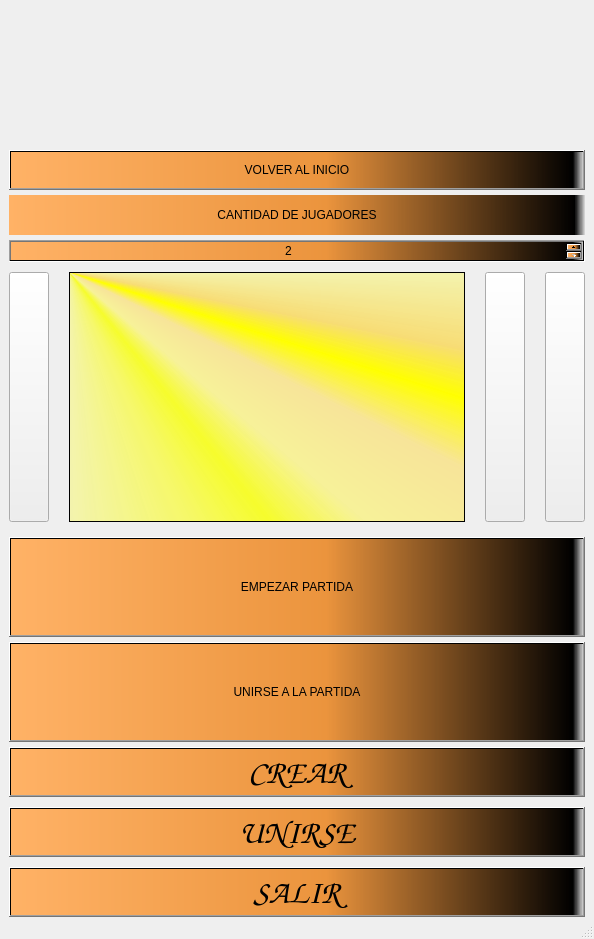
Qt form src/ventana_lobby/mainwindow.ui (tomdv18/TpFinalTaller) before a commit.
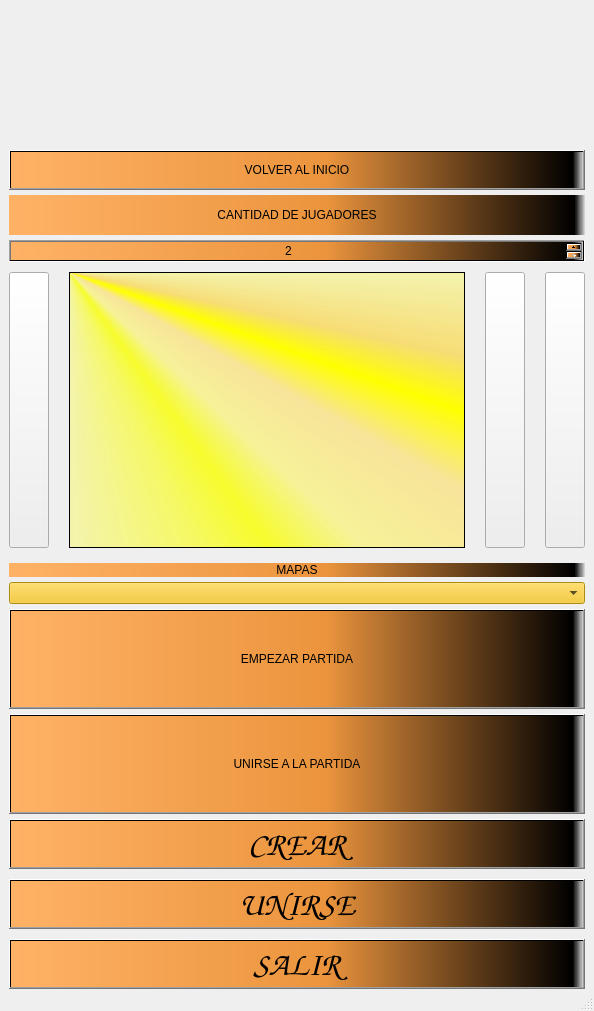
The same form after that commit. Icons and pictures are not drawn.

Commit message: Agregado seleccion de mapa en lobby

Diff of the .ui file:
```diff
--- a/src/ventana_lobby/mainwindow.ui
+++ b/src/ventana_lobby/mainwindow.ui
@@ -7,7 +7,7 @@
     <x>0</x>
     <y>0</y>
     <width>594</width>
-    <height>876</height>
+    <height>1011</height>
    </rect>
   </property>
   <property name="windowTitle">
@@ -236,13 +236,35 @@
      </layout>
     </item>
     <item row="4" column="1">
-     <widget class="QPushButton" name="botonEmpezar">
-      <property name="sizePolicy">
-       <sizepolicy hsizetype="Minimum" vsizetype="Minimum">
-        <horstretch>0</horstretch>
-        <verstretch>0</verstretch>
-       </sizepolicy>
+     <widget class="QLabel" name="labelMapa">
+      <property name="styleSheet">
+       <string notr="true">background-color: qlineargradient(spread:pad, x1:0, y1:0, x2:1, y2:0, stop:0 rgba(255, 178, 102, 255), stop:0.55 rgba(235, 148, 61, 255), stop:0.98 rgba(0, 0, 0, 255), stop:1 rgba(0, 0, 0, 0));
+font: 700 italic 25pt &quot;Z003&quot;;
+border-color: rgb(0, 0, 0);</string>
       </property>
+      <property name="text">
+       <string>MAPAS</string>
+      </property>
+      <property name="alignment">
+       <set>Qt::AlignCenter</set>
+      </property>
+     </widget>
+    </item>
+    <item row="5" column="1">
+     <widget class="QComboBox" name="seleccionMapas">
+      <property name="styleSheet">
+       <string notr="true">background-color: rgb(245, 194, 17);
+border-color: rgb(0, 0, 0);
+font: 700 italic 25pt &quot;Z003&quot;;
+border-color: rgb(0, 0, 0);</string>
+      </property>
+      <property name="currentIndex">
+       <number>-1</number>
+      </property>
+     </widget>
+    </item>
+    <item row="9" column="1">
+     <widget class="QPushButton" name="botonUnirseEmpezar">
       <property name="minimumSize">
        <size>
         <width>50</width>
@@ -257,11 +279,11 @@
 font: 700 italic 25pt &quot;Z003&quot;;</string>
       </property>
       <property name="text">
-       <string>EMPEZAR PARTIDA</string>
+       <string>UNIRSE A LA PARTIDA</string>
       </property>
      </widget>
     </item>
-    <item row="6" column="1">
+    <item row="10" column="1">
      <layout class="QVBoxLayout" name="verticalLayout" stretch="0,0,0">
       <property name="spacing">
        <number>10</number>
@@ -361,8 +383,14 @@
       </item>
      </layout>
     </item>
-    <item row="5" column="1">
-     <widget class="QPushButton" name="botonUnirseEmpezar">
+    <item row="6" column="1">
+     <widget class="QPushButton" name="botonEmpezar">
+      <property name="sizePolicy">
+       <sizepolicy hsizetype="Minimum" vsizetype="Minimum">
+        <horstretch>0</horstretch>
+        <verstretch>0</verstretch>
+       </sizepolicy>
+      </property>
       <property name="minimumSize">
        <size>
         <width>50</width>
@@ -374,7 +402,7 @@
 font: 700 italic 25pt &quot;Z003&quot;;</string>
       </property>
       <property name="text">
-       <string>UNIRSE A LA PARTIDA</string>
+       <string>EMPEZAR PARTIDA</string>
       </property>
      </widget>
     </item>
```
Left out of the diff: 6 changed lines with no effect on the pictures. The commit also changes 2 other files.
